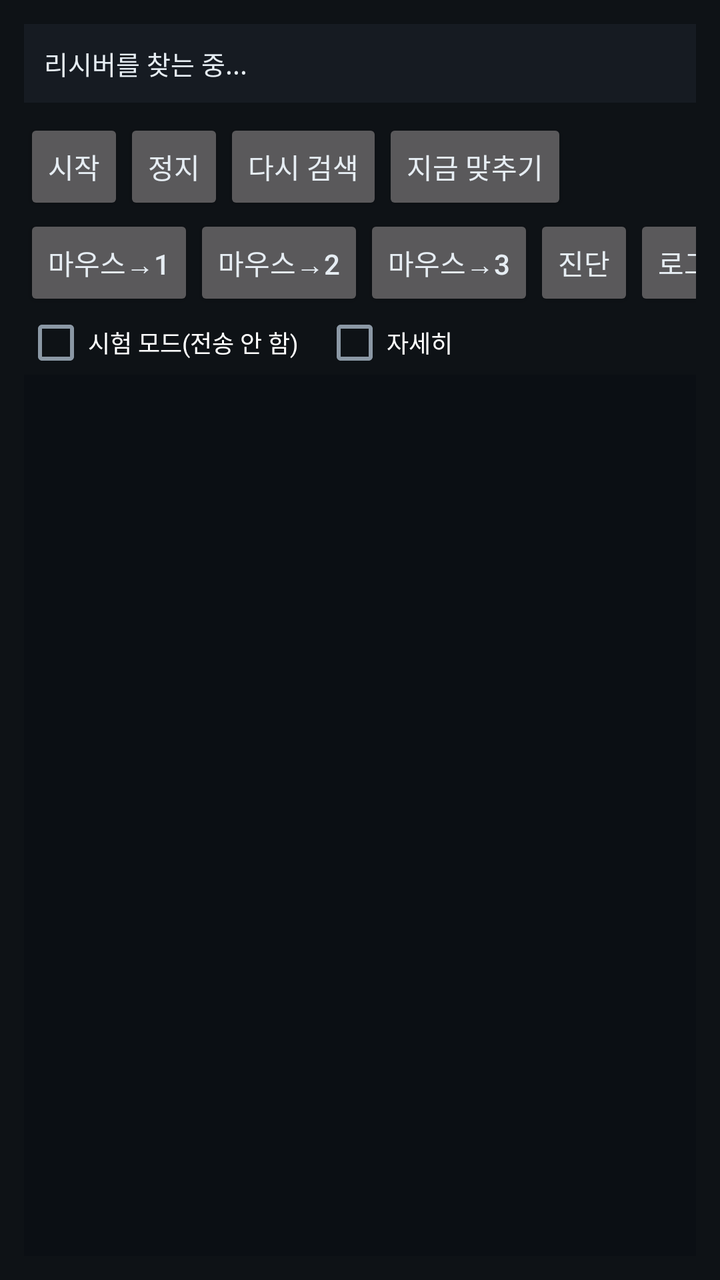
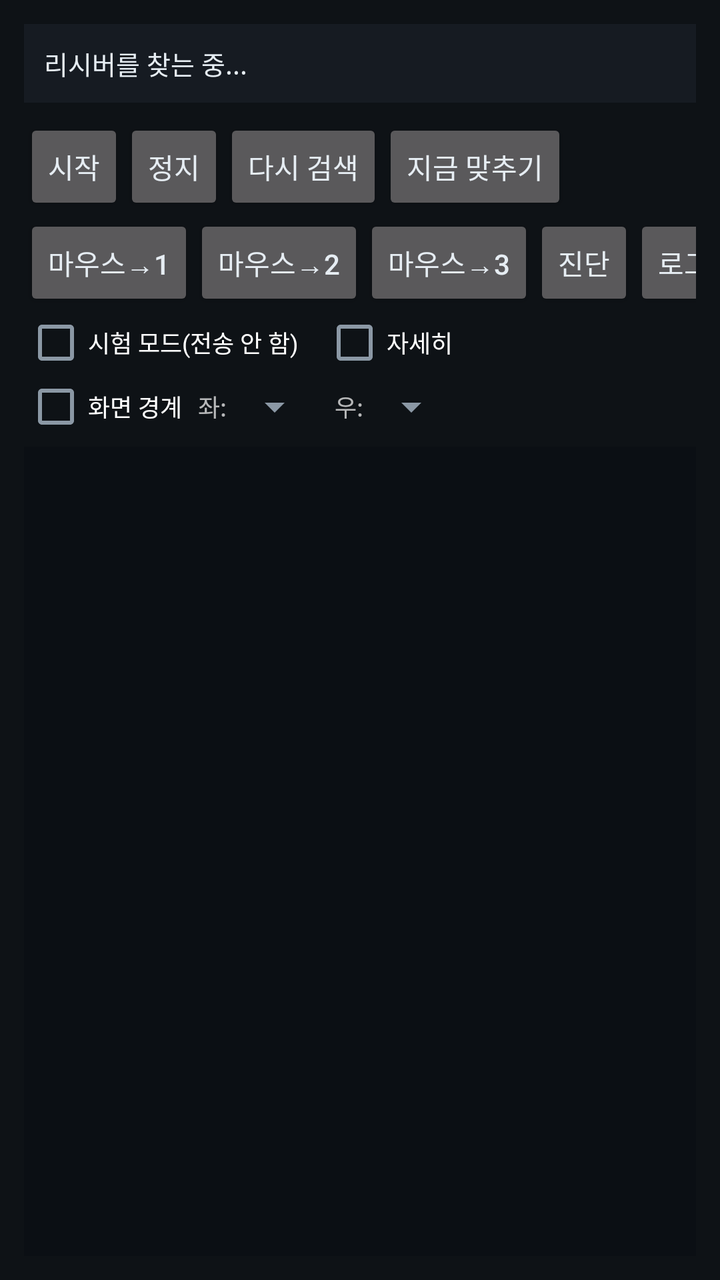

Two renders of the same Android screen: before a commit and after it. Below are the layout's source before the change and the commit's diff.
<!-- AndroidManifest.xml: application theme AppTheme -->
<!-- res/layout/activity_main.xml -->
<?xml version="1.0" encoding="utf-8"?>
<LinearLayout xmlns:android="http://schemas.android.com/apk/res/android"
    android:layout_width="match_parent"
    android:layout_height="match_parent"
    android:orientation="vertical"
    android:fitsSystemWindows="true"
    android:padding="12dp">

    <TextView
        android:id="@+id/status"
        android:layout_width="match_parent"
        android:layout_height="wrap_content"
        android:textSize="13sp"
        android:lineSpacingExtra="2dp"
        android:textColor="#E6EDF3"
        android:background="#161B22"
        android:padding="10dp"
        android:text="리시버를 찾는 중..." />

    <HorizontalScrollView
        android:layout_width="match_parent"
        android:layout_height="wrap_content"
        android:scrollbars="none"
        android:layout_marginTop="8dp">

        <LinearLayout
            android:layout_width="wrap_content"
            android:layout_height="wrap_content"
            android:orientation="horizontal">

            <Button android:id="@+id/btnStart" style="?android:attr/buttonStyleSmall"
                android:layout_width="wrap_content" android:layout_height="wrap_content"
                android:text="시작" />
            <Button android:id="@+id/btnStop" style="?android:attr/buttonStyleSmall"
                android:layout_width="wrap_content" android:layout_height="wrap_content"
                android:text="정지" />
            <Button android:id="@+id/btnRescan" style="?android:attr/buttonStyleSmall"
                android:layout_width="wrap_content" android:layout_height="wrap_content"
                android:text="다시 검색" />
            <Button android:id="@+id/btnSync" style="?android:attr/buttonStyleSmall"
                android:layout_width="wrap_content" android:layout_height="wrap_content"
                android:text="지금 맞추기" />
        </LinearLayout>
    </HorizontalScrollView>

    <HorizontalScrollView
        android:layout_width="match_parent"
        android:layout_height="wrap_content"
        android:scrollbars="none">

        <LinearLayout
            android:layout_width="wrap_content"
            android:layout_height="wrap_content"
            android:orientation="horizontal">

            <Button android:id="@+id/btnCh1" style="?android:attr/buttonStyleSmall"
                android:layout_width="wrap_content" android:layout_height="wrap_content"
                android:text="마우스→1" />
            <Button android:id="@+id/btnCh2" style="?android:attr/buttonStyleSmall"
                android:layout_width="wrap_content" android:layout_height="wrap_content"
                android:text="마우스→2" />
            <Button android:id="@+id/btnCh3" style="?android:attr/buttonStyleSmall"
                android:layout_width="wrap_content" android:layout_height="wrap_content"
                android:text="마우스→3" />
            <Button android:id="@+id/btnDiag" style="?android:attr/buttonStyleSmall"
                android:layout_width="wrap_content" android:layout_height="wrap_content"
                android:text="진단" />
            <Button android:id="@+id/btnCopy" style="?android:attr/buttonStyleSmall"
                android:layout_width="wrap_content" android:layout_height="wrap_content"
                android:text="로그 복사" />
            <Button android:id="@+id/btnClear" style="?android:attr/buttonStyleSmall"
                android:layout_width="wrap_content" android:layout_height="wrap_content"
                android:text="지우기" />
        </LinearLayout>
    </HorizontalScrollView>

    <LinearLayout
        android:layout_width="match_parent"
        android:layout_height="wrap_content"
        android:orientation="horizontal">

        <CheckBox android:id="@+id/chkDry"
            android:layout_width="wrap_content" android:layout_height="wrap_content"
            android:textSize="12sp" android:text="시험 모드(전송 안 함)" />
        <CheckBox android:id="@+id/chkVerbose"
            android:layout_width="wrap_content" android:layout_height="wrap_content"
            android:layout_marginStart="12dp"
            android:textSize="12sp" android:text="자세히" />
    </LinearLayout>

    <ScrollView
        android:id="@+id/logScroll"
        android:layout_width="match_parent"
        android:layout_height="0dp"
        android:layout_weight="1"
        android:background="#0B0F14"
        android:padding="8dp">

        <TextView
            android:id="@+id/log"
            android:layout_width="match_parent"
            android:layout_height="wrap_content"
            android:typeface="monospace"
            android:textSize="11sp"
            android:textColor="#9FD1A0"
            android:textIsSelectable="true" />
    </ScrollView>
</LinearLayout>
<!-- resources referenced by this layout -->
<resources>
  <style name="AppTheme" parent="@android:style/Theme.Material.NoActionBar">
          <item name="android:colorPrimary">#12161C</item>
          <item name="android:colorAccent">#4EA1FF</item>
          <item name="android:windowBackground">#0E1216</item>
          <item name="android:statusBarColor">#0E1216</item>
          <item name="android:navigationBarColor">#0E1216</item>
          <item name="android:textColorPrimary">#E6EDF3</item>
          <item name="android:textColorSecondary">#8B98A5</item>
      </style>
</resources>

<!-- the commit's change to res/layout/activity_main.xml (unified diff, before → after) -->
@@ -88,6 +88,28 @@
             android:textSize="12sp" android:text="자세히" />
     </LinearLayout>
 
+    <LinearLayout
+        android:layout_width="match_parent"
+        android:layout_height="wrap_content"
+        android:orientation="horizontal"
+        android:gravity="center_vertical"
+        android:layout_marginBottom="4dp">
+
+        <CheckBox android:id="@+id/chkEdge"
+            android:layout_width="wrap_content" android:layout_height="wrap_content"
+            android:textSize="12sp" android:text="화면 경계" />
+        <TextView
+            android:layout_width="wrap_content" android:layout_height="wrap_content"
+            android:layout_marginStart="8dp" android:textSize="12sp" android:text="좌:" />
+        <Spinner android:id="@+id/spEdgeLeft"
+            android:layout_width="wrap_content" android:layout_height="wrap_content" />
+        <TextView
+            android:layout_width="wrap_content" android:layout_height="wrap_content"
+            android:layout_marginStart="6dp" android:textSize="12sp" android:text="우:" />
+        <Spinner android:id="@+id/spEdgeRight"
+            android:layout_width="wrap_content" android:layout_height="wrap_content" />
+    </LinearLayout>
+
     <ScrollView
         android:id="@+id/logScroll"
         android:layout_width="match_parent"
